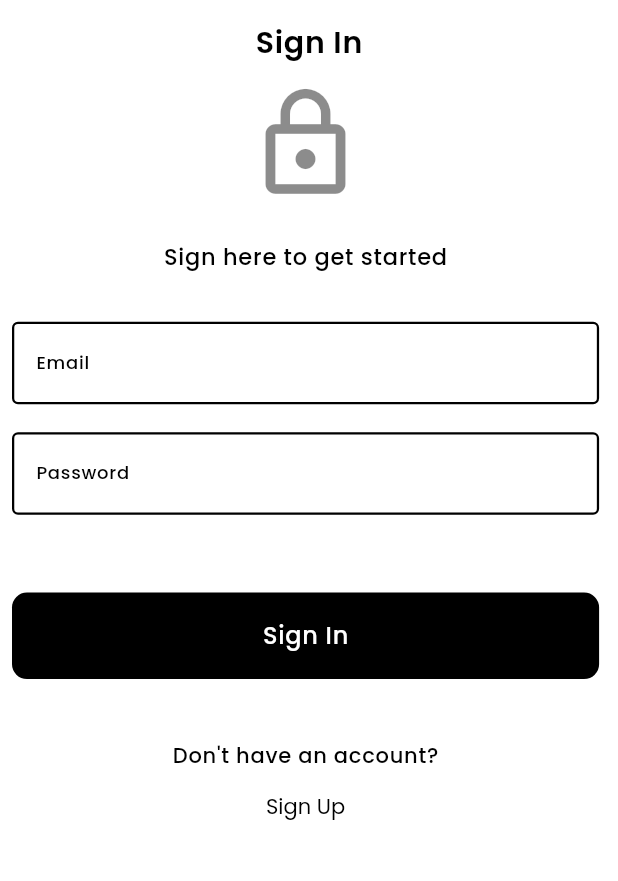
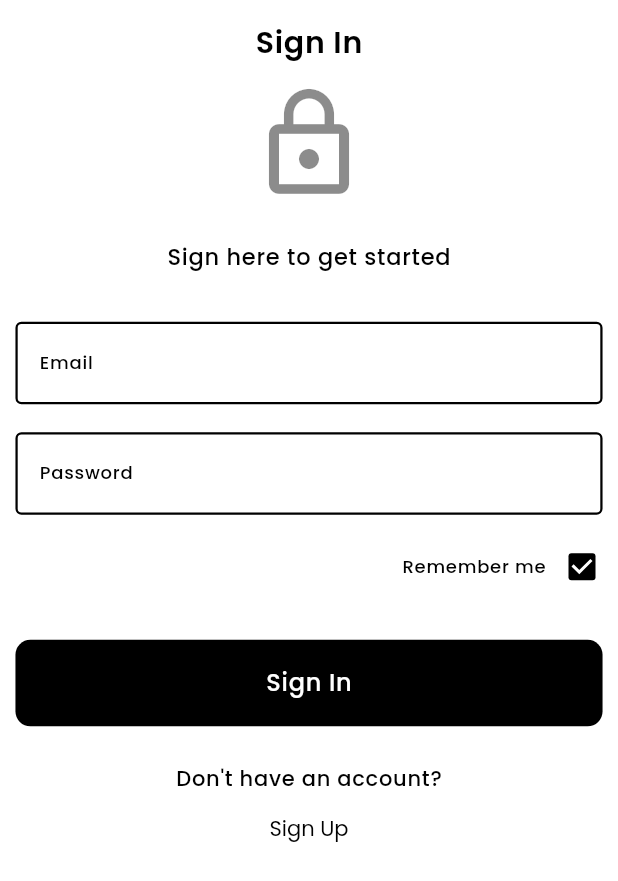
Before and after one commit to theAkHilsarkar18/skyer, a Flutter app: the screen it shows after launch, on a phone screen of 412 x 824 dp. Shown: the top 881 px of the screen. Run offline on Flutter 3.47's test engine with Material 3 defaults, Android fonts, the phone set to English and light mode, and no system bars; our stand-ins replace animated_bottom_navigation_bar, cloud_firestore, firebase_auth, firebase_core, firebase_storage, google_fonts and 3 more; accounts and stored records are empty.

Commit message:
27/04/2024

```diff
--- a/lib/main.dart
+++ b/lib/main.dart
@@ -5,6 +5,7 @@ import 'package:skyer/theme/animation_style.dart';
 import 'package:skyer/theme/theme_data_file.dart';
 import 'package:skyer/utils/routes_file.dart';
 import 'package:skyer/view/add%20post/provider/add_post_provider.dart';
+import 'package:skyer/view/auth/auth_provider.dart';
 import 'package:skyer/view/navigation%20bar/nav_bar_provider.dart';
 import 'package:skyer/view/notification/provider/notification_provider.dart';
 
@@ -32,6 +33,7 @@ class SkyerApp extends StatelessWidget {
         ChangeNotifierProvider(
           create: (context) => AddPostProvider(),
         ),
+        ChangeNotifierProvider(create: (context) => SignInProvider(),)
       ],
       child: MaterialApp(
         themeAnimationStyle: buildAnimationStyle(),
--- a/lib/view/auth/sign_in.dart
+++ b/lib/view/auth/sign_in.dart
@@ -26,6 +26,7 @@ class _SignInScreenState extends State<SignInScreen> {
 
   @override
   Widget build(BuildContext context) {
+
     final TextEditingController txtEmail = TextEditingController();
     final TextEditingController txtPassword = TextEditingController();
 
@@ -65,6 +66,16 @@ class _SignInScreenState extends State<SignInScreen> {
               height: height,
               width: width,
             ),
+            Row(
+              mainAxisAlignment: MainAxisAlignment.end,
+              children: [
+                Text('Remember me',style: Theme.of(context).textTheme.bodySmall,),
+                Checkbox(
+                  activeColor: Colors.black,
+                  value: true, onChanged: (value) {
+                },),
+              ],
+            ),
             GestureDetector(
               onTap: () async {
                 await signInUser(
@@ -74,7 +85,7 @@ class _SignInScreenState extends State<SignInScreen> {
                 );
               },
               child: Container(
-                margin: EdgeInsets.symmetric(vertical: height * 0.05),
+                margin: EdgeInsets.symmetric(vertical: height * 0.03),
                 height: height * 0.07,
                 width: width * 0.95,
                 decoration: BoxDecoration(
--- a/pubspec.yaml
+++ b/pubspec.yaml
@@ -49,6 +49,7 @@ dependencies:
   image_gallery_saver: ^2.0.3
   firebase_storage: ^11.7.2
   firebase_database: ^10.5.2
+  shared_preferences: ^2.2.3
 
 
 dev_dependencies:
```
Also changed, not shown: lib/view/auth/auth_provider.dart (added, +31 -0 lines), lib/view/profile/components/profile_stats_row.dart (line endings or trailing spaces), pubspec.lock, 1 other file.
